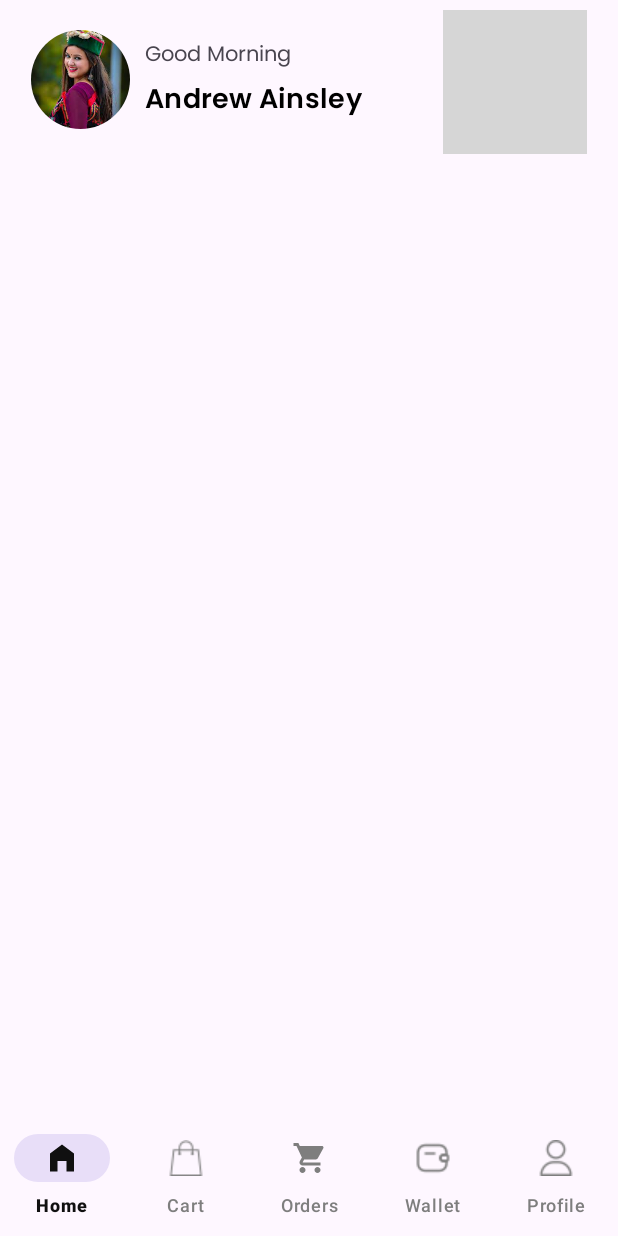
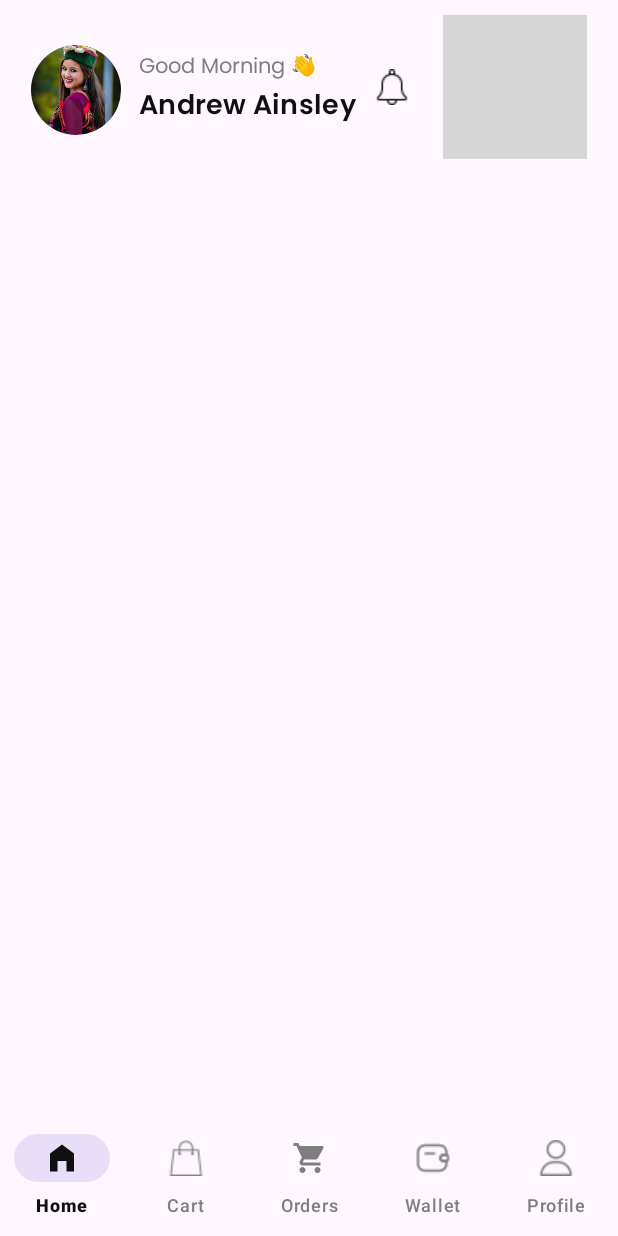
Before and after one commit to Aman-Singh-Rawat/ECommerceApp, an Android app: the MainActivity screen opened directly, with no data from a screen before it, on a phone screen of 412 x 824 dp. Run offline under Robolectric (Android 15) with nearby library versions, the phone set to English and light mode, and no system bars; our stand-ins replace CircleImageView, navigation-ui; grey boxes are pictures that could not be loaded.

Commit message:
setUP views on the fragment_home.xml

```diff
--- a/app/src/main/AndroidManifest.xml
+++ b/app/src/main/AndroidManifest.xml
@@ -25,7 +25,7 @@
             </intent-filter>
         </activity>
         <activity
-            android:name=".presenter.screen.activity.MainActivity"
+            android:name=".presenter.screen.activity.home.MainActivity"
             android:exported="true" />
 
         <meta-data
--- a/app/src/main/java/com/internship/e_commerceapp/presenter/screen/activity/MainActivity.kt
+++ b/app/src/main/java/com/internship/e_commerceapp/presenter/screen/activity/home/MainActivity.kt
@@ -1,4 +1,4 @@
-package com.internship.e_commerceapp.presenter.screen.activity
+package com.internship.e_commerceapp.presenter.screen.activity.home
 
 import android.os.Bundle
 import androidx.activity.enableEdgeToEdge
@@ -7,11 +7,8 @@ import androidx.core.view.ViewCompat
 import androidx.core.view.WindowInsetsCompat
 import androidx.core.view.isVisible
 import androidx.navigation.NavController
-import androidx.navigation.NavDestination
 import androidx.navigation.fragment.NavHostFragment
-import androidx.navigation.fragment.findNavController
 import androidx.navigation.ui.NavigationUI.setupWithNavController
-import androidx.navigation.ui.setupActionBarWithNavController
 import com.internship.e_commerceapp.R
 import com.internship.e_commerceapp.databinding.ActivityMainBinding
 
--- a/app/src/main/java/com/internship/e_commerceapp/presenter/screen/fragment/resetpassword/ResetPassSuccessDialogFragment.kt
+++ b/app/src/main/java/com/internship/e_commerceapp/presenter/screen/fragment/resetpassword/ResetPassSuccessDialogFragment.kt
@@ -12,7 +12,7 @@ import android.view.View
 import android.view.ViewGroup
 import androidx.fragment.app.DialogFragment
 import com.internship.e_commerceapp.R
-import com.internship.e_commerceapp.presenter.screen.activity.MainActivity
+import com.internship.e_commerceapp.presenter.screen.activity.home.MainActivity
 import com.internship.e_commerceapp.presenter.screen.activity.authentication.AuthenticationActivity
 
 class ResetPassSuccessDialogFragment : DialogFragment() {
--- a/app/src/main/res/layout/activity_main.xml
+++ b/app/src/main/res/layout/activity_main.xml
@@ -5,7 +5,7 @@
     android:id="@+id/main"
     android:layout_width="match_parent"
     android:layout_height="match_parent"
-    tools:context=".presenter.screen.activity.MainActivity">
+    tools:context=".presenter.screen.activity.home.MainActivity">
 
 
     <com.google.android.material.bottomnavigation.BottomNavigationView
--- a/app/src/main/res/layout/fragment_home.xml
+++ b/app/src/main/res/layout/fragment_home.xml
@@ -30,7 +30,7 @@
             android:layout_width="@dimen/profile_image_size"
             android:layout_height="@dimen/profile_image_size"
             android:src="@drawable/img_dummy_profile"
-            android:layout_marginTop="@dimen/profile_img_margin_top"
+            android:layout_marginTop="@dimen/views_margin_top"
             app:layout_constraintStart_toEndOf="@id/glMainActivityStart"
             app:layout_constraintTop_toTopOf="parent" />
 
@@ -39,8 +39,10 @@
             android:layout_width="wrap_content"
             android:layout_height="wrap_content"
             android:text="@string/good_morning"
+            android:textColor="@color/gray100"
             app:fontFamily="@font/poppins"
-            android:layout_marginTop="@dimen/greetings_margin_top"
+            android:includeFontPadding="false"
+            android:layout_marginTop="@dimen/greetings_name_margin_top_bottom"
             android:layout_marginStart="@dimen/greetings_margin_start"
             app:layout_constraintStart_toEndOf="@id/imgProfile"
             app:layout_constraintTop_toTopOf="@id/imgProfile" />
@@ -51,9 +53,11 @@
             android:layout_height="wrap_content"
             android:layout_marginStart="@dimen/greetings_margin_start"
             android:text="@string/dummy_profile_name"
-            android:textColor="@color/black"
+            android:textColor="@color/off_black"
             android:letterSpacing="0.01"
             android:textSize="@dimen/profile_name_text_size"
+            android:layout_marginBottom="@dimen/greetings_name_margin_top_bottom"
+            android:includeFontPadding="false"
             app:fontFamily="@font/poppins_semibold"
             app:layout_constraintBottom_toBottomOf="@+id/imgProfile"
             app:layout_constraintStart_toEndOf="@id/imgProfile"
@@ -73,10 +77,11 @@
             android:id="@+id/img_bell"
             android:layout_width="wrap_content"
             android:layout_height="wrap_content"
-            android:src="@drawable/img_heart"
-            app:layout_constraintTop_toTopOf="@id/tvGreetingMsg"
-            app:layout_constraintBottom_toBottomOf="@id/tvUserName"
-            app:layout_constraintEnd_toEndOf="@id/glMainActivityEnd"/>
+            android:src="@drawable/img_bell"
+            android:layout_marginEnd="@dimen/img_bell_margin_end"
+            app:layout_constraintTop_toTopOf="@id/imgHeart"
+            app:layout_constraintBottom_toBottomOf="@id/imgHeart"
+            app:layout_constraintEnd_toStartOf="@id/imgHeart"/>
 
     </androidx.constraintlayout.widget.ConstraintLayout>
 
--- a/app/src/main/res/values/dimens.xml
+++ b/app/src/main/res/values/dimens.xml
@@ -1,8 +1,8 @@
 <?xml version="1.0" encoding="utf-8"?>
 <resources>
-    <dimen name="profile_image_size">66dp</dimen>
-    <dimen name="greetings_margin_start">10dp</dimen>
-    <dimen name="greetings_margin_top">5dp</dimen>
+    <dimen name="profile_image_size">60dp</dimen>
+    <dimen name="greetings_margin_start">12dp</dimen>
+    <dimen name="greetings_name_margin_top_bottom">4dp</dimen>
     <dimen name="profile_img_margin_top">20dp</dimen>
     <dimen name="profile_name_text_size">18sp</dimen>
     <dimen name="views_width">0dp</dimen>
@@ -125,4 +125,7 @@
     <dimen name="tv_congratulation_margin_top">30sp</dimen>
     <dimen name="tv_your_account_margin_top">12dp</dimen>
     <dimen name="progress_bar_margin_top">25dp</dimen>
+
+            <!-- fragment_home.xml   -->
+    <dimen name="img_bell_margin_end">22dp</dimen>
 </resources>
--- a/app/src/main/res/values/strings.xml
+++ b/app/src/main/res/values/strings.xml
@@ -1,6 +1,6 @@
 <resources>
     <string name="app_name">E-Commerce App</string>
-    <string name="good_morning">Good Morning</string>
+    <string name="good_morning">Good Morning 👋</string>
     <string name="dummy_profile_name">Andrew Ainsley</string>
     <string name="we_provide_high_quality_products_just_for_you">We provide high quality products just for you</string>
     <string name="onboarding_viewpager_text_two">Your satisfaction is our number one priority</string>
```
Also changed, not shown: app/src/main/java/com/internship/e_commerceapp/presenter/screen/fragment/account/FillProfileFragment.kt (added, +19 -0 lines), app/src/main/res/layout/fragment_fill_profile.xml (added, +14 -0 lines).
